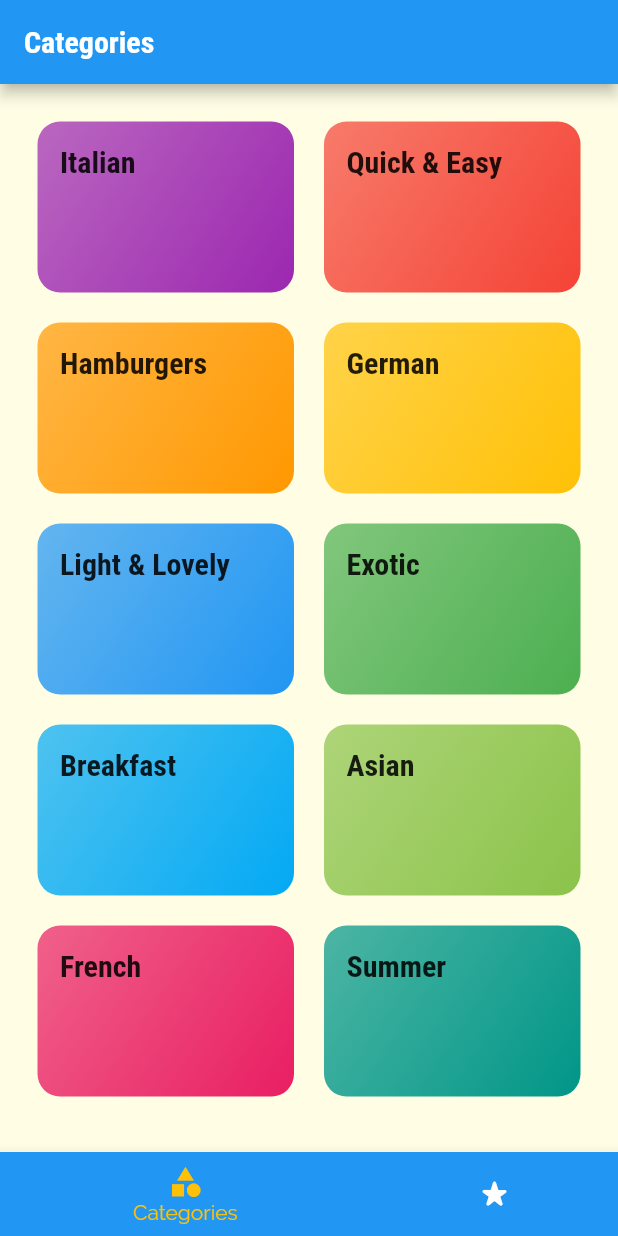
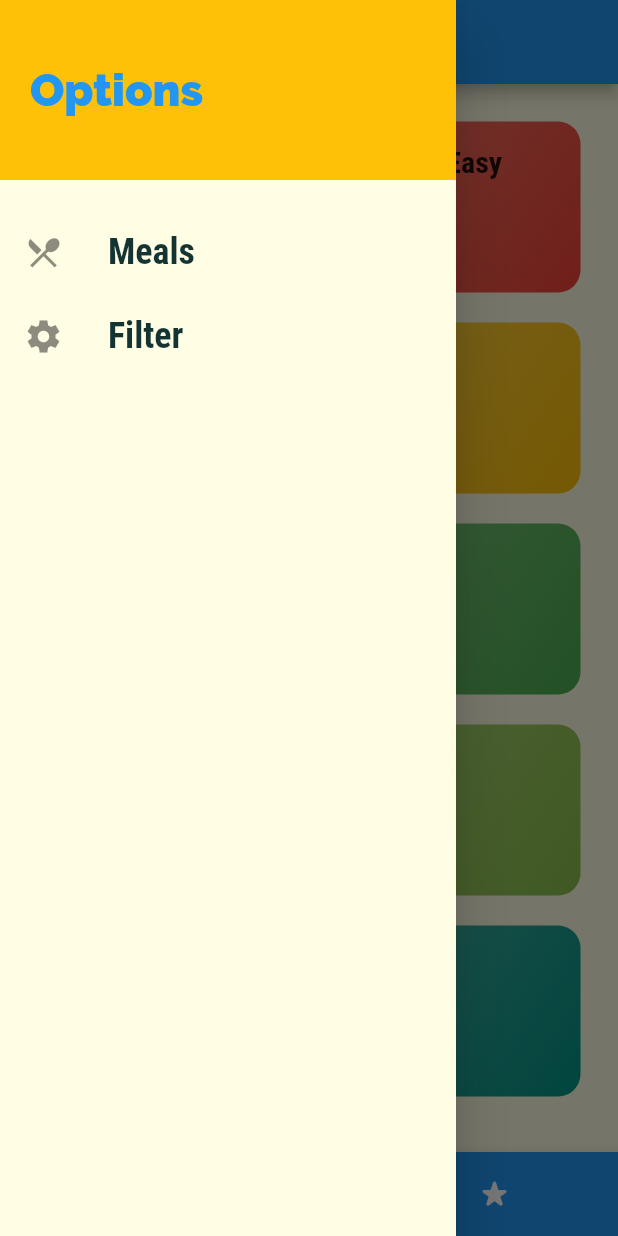
Before and after one commit to apexpre-dator/Meals-App, a Flutter app: the screen it shows after launch, with the side drawer open (before the commit the screen has no drawer), on a phone screen of 412 x 824 dp. Run offline on Flutter 3.47's test engine with Material 2 defaults, Android fonts, the phone set to English and light mode, and no system bars.

Commit message:
Adding Custom Drawer

```diff
--- a/lib/screens/tab_screen.dart
+++ b/lib/screens/tab_screen.dart
@@ -1,5 +1,6 @@
 import 'package:flutter/material.dart';
 
+import '../widgets/main_drawer.dart';
 import './favourites_screen.dart';
 import './categories_screen.dart';
 
@@ -35,6 +36,7 @@ class _TabScreenState extends State<TabScreen> {
       appBar: AppBar(
         title: Text(pages[selectedPage]['title'] as String),
       ),
+      drawer: MainDrawer(),
       body: pages[selectedPage]['page'] as Widget,
       bottomNavigationBar: BottomNavigationBar(
         onTap: selectPage,
--- /dev/null
+++ b/lib/widgets/main_drawer.dart
@@ -0,0 +1,59 @@
+import 'package:flutter/material.dart';
+
+class MainDrawer extends StatelessWidget {
+  const MainDrawer({Key? key}) : super(key: key);
+
+  Widget buildListTile(String title, IconData icon) {
+    return ListTile(
+      leading: Icon(
+        icon,
+        size: 26,
+      ),
+      title: Text(
+        title,
+        style: TextStyle(
+          fontFamily: 'RobotoCondensed',
+          fontSize: 24,
+          fontWeight: FontWeight.bold,
+        ),
+      ),
+      onTap: () {},
+    );
+  }
+
+  @override
+  Widget build(BuildContext context) {
+    return Drawer(
+      child: Column(
+        children: <Widget>[
+          Container(
+            height: 120,
+            width: double.infinity,
+            padding: EdgeInsets.all(20),
+            alignment: Alignment.centerLeft,
+            color: Theme.of(context).accentColor,
+            child: Text(
+              'Options',
+              style: TextStyle(
+                fontWeight: FontWeight.w900,
+                fontSize: 30,
+                color: Theme.of(context).primaryColor,
+              ),
+            ),
+          ),
+          const SizedBox(
+            height: 20,
+          ),
+          buildListTile(
+            'Meals',
+            Icons.restaurant_menu_sharp,
+          ),
+          buildListTile(
+            'Filter',
+            Icons.settings_sharp,
+          ),
+        ],
+      ),
+    );
+  }
+}
```
